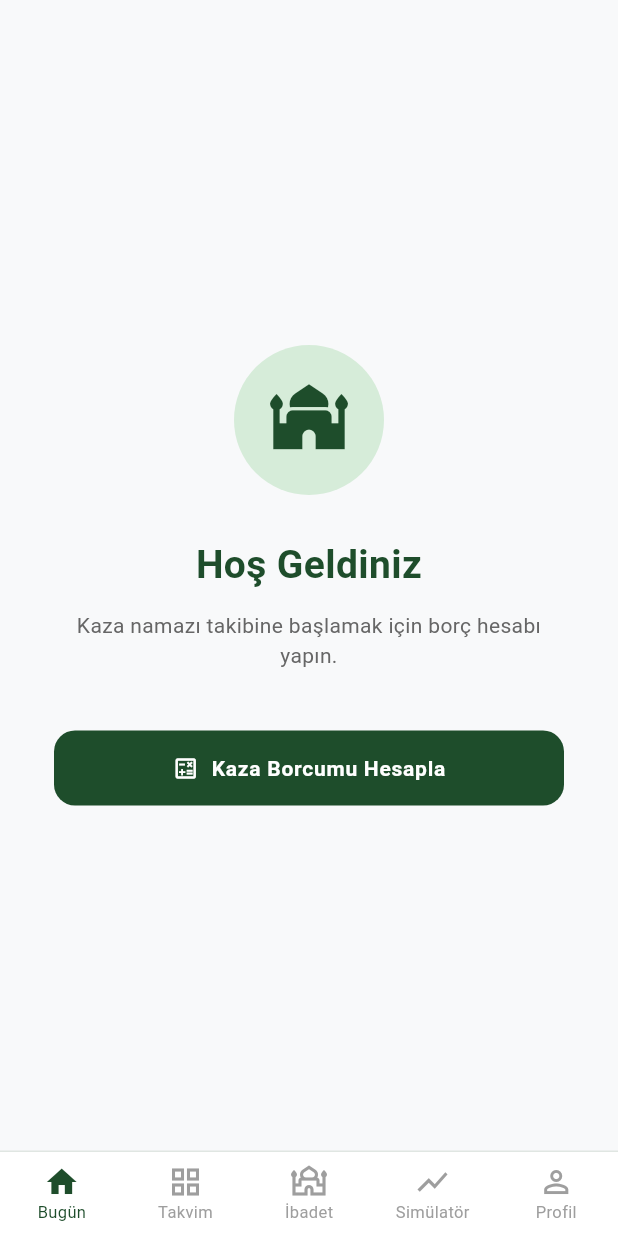
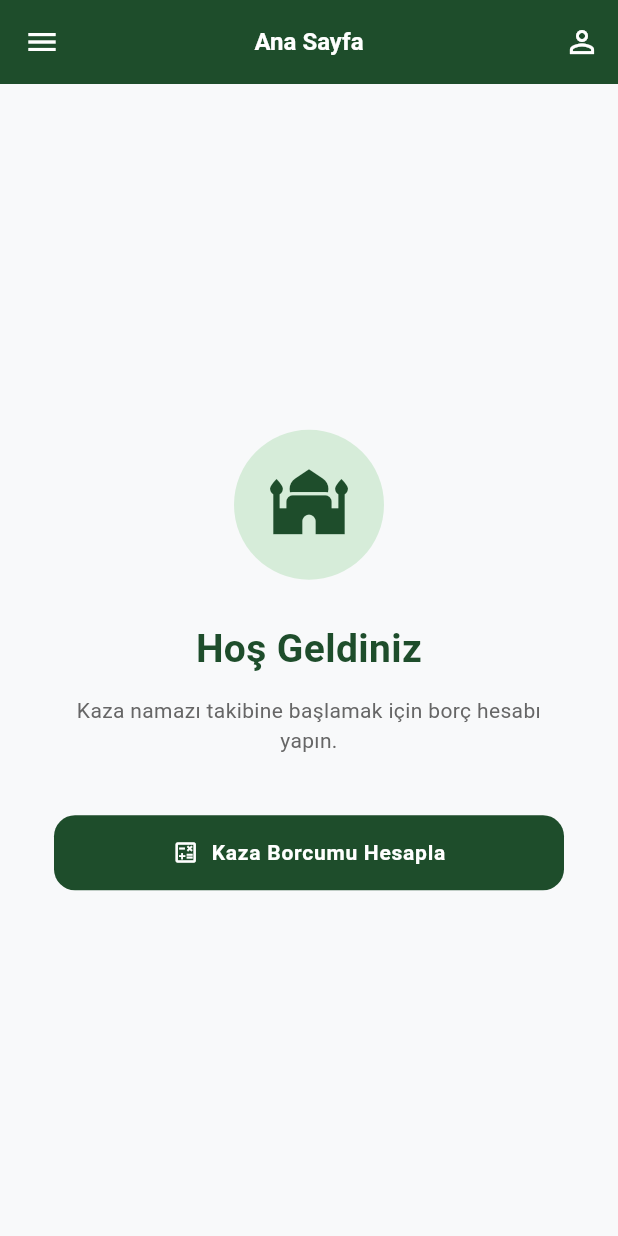
Before and after one commit to furkanaltugipek/Kaza-Takip, a Flutter app: the screen it shows after launch, on a phone screen of 412 x 824 dp. Run offline on Flutter 3.47's test engine with Material 3 defaults, Android fonts, the phone set to English and light mode, and no system bars; our stand-ins replace adhan, cloud_firestore, equatable, firebase_core, flutter_bloc, flutter_local_notifications and 7 more; accounts and stored records are empty; Roboto replaces fonts that are missing (Poppins).

Commit message:
feat(nav): BottomNavigationBar kaldırıldı, sol üst hamburger menü eklendi
- BottomNavigationBar tamamen kaldırıldı
- PopupMenuButton ile hamburger menü (sol üst leading)
- 5 bölüm: Ana Sayfa / Takvim / İbadet / Kıble / Simülatör
- AppBar başlığı seçili bölüme göre dinamik güncelleniyor
- Profil & Ayarlar sağ üst köşe ikonuna taşındı (ayrı route)
- Kıble Pusulası sayfası (yakında) eklendi

```diff
--- a/lib/presentation/pages/main_shell.dart
+++ b/lib/presentation/pages/main_shell.dart
@@ -3,17 +3,24 @@ import 'package:flutter_bloc/flutter_bloc.dart';
 import 'package:kaza_takip/core/di/injection_container.dart';
 import 'package:kaza_takip/core/services/notification_service.dart';
 import 'package:kaza_takip/core/theme/app_colors.dart';
+import 'package:kaza_takip/core/theme/app_text_styles.dart';
 import 'package:kaza_takip/presentation/blocs/kaza/kaza_bloc.dart';
 import 'package:kaza_takip/presentation/pages/calendar/calendar_page.dart';
 import 'package:kaza_takip/presentation/pages/dashboard/dashboard_v2_page.dart';
 import 'package:kaza_takip/presentation/pages/ibadet/ibadet_center_page.dart';
 import 'package:kaza_takip/presentation/pages/profile/profile_page.dart';
+import 'package:kaza_takip/presentation/pages/qibla/qibla_page.dart';
 import 'package:kaza_takip/presentation/pages/simulator/simulator_page.dart';
 
-/// Uygulamanın ana çerçevesi — alt gezinti çubuğu + sekmeler.
-///
-/// Uygulama yaşam döngüsü değiştiğinde (paused/detached) biriken yerel
-/// değişiklikleri Firestore'a batch olarak senkronize eder.
+/// Uygulama bölümleri — sıra, menü sırasıyla birebir eşleşmeli.
+enum _Section {
+  dashboard,
+  calendar,
+  ibadet,
+  qibla,
+  simulator,
+}
+
 class MainShell extends StatefulWidget {
   const MainShell({super.key});
 
@@ -22,15 +29,33 @@ class MainShell extends StatefulWidget {
 }
 
 class _MainShellState extends State<MainShell> with WidgetsBindingObserver {
-  int _tab = 0;
+  _Section _section = _Section.dashboard;
 
-  static const _pages = [
-    DashboardV2Page(),
-    CalendarPage(),
-    IbadetCenterPage(),
-    SimulatorPage(),
-    ProfilePage(),
-  ];
+  static const _titles = {
+    _Section.dashboard: 'Ana Sayfa',
+    _Section.calendar: 'Takvim & İstatistik',
+    _Section.ibadet: 'İbadet Merkezi',
+    _Section.qibla: 'Kıble Pusulası',
+    _Section.simulator: 'Bitiş Simülatörü',
+  };
+
+  static const _icons = {
+    _Section.dashboard: Icons.home_outlined,
+    _Section.calendar: Icons.grid_view_outlined,
+    _Section.ibadet: Icons.mosque_outlined,
+    _Section.qibla: Icons.explore_outlined,
+    _Section.simulator: Icons.show_chart_outlined,
+  };
+
+  Widget get _body {
+    return switch (_section) {
+      _Section.dashboard => const DashboardV2Page(),
+      _Section.calendar => const CalendarPage(),
+      _Section.ibadet => const IbadetCenterPage(),
+      _Section.qibla => const QiblaPage(),
+      _Section.simulator => const SimulatorPage(),
+    };
+  }
 
   @override
   void initState() {
@@ -46,14 +71,10 @@ class _MainShellState extends State<MainShell> with WidgetsBindingObserver {
 
   @override
   void didChangeAppLifecycleState(AppLifecycleState ls) {
-    // Uygulama arka plana geçince tek batch ile buluta senkronize et.
     if (ls == AppLifecycleState.paused || ls == AppLifecycleState.detached) {
       final bloc = context.read<KazaBloc>();
-      if (bloc.state is KazaLoaded) {
-        bloc.add(const SyncDataWithCloud());
-      }
+      if (bloc.state is KazaLoaded) bloc.add(const SyncDataWithCloud());
     }
-    // Öne gelince namaz vakti hatırlatıcılarını tazele (vakitler her gün değişir).
     if (ls == AppLifecycleState.resumed) {
       final notif = sl<NotificationService>();
       if (notif.isEnabled) notif.rescheduleAll();
@@ -63,58 +84,75 @@ class _MainShellState extends State<MainShell> with WidgetsBindingObserver {
   @override
   Widget build(BuildContext context) {
     return Scaffold(
+      appBar: AppBar(
+        backgroundColor: AppColors.primary,
+        foregroundColor: Colors.white,
+        elevation: 0,
+        leading: PopupMenuButton<_Section>(
+          icon: const Icon(Icons.menu, color: Colors.white),
+          offset: const Offset(0, 48),
+          color: AppColors.surface,
+          shape: RoundedRectangleBorder(
+            borderRadius: BorderRadius.circular(14),
+          ),
+          onSelected: (s) => setState(() => _section = s),
+          itemBuilder: (_) => _Section.values.map((s) {
+            final selected = s == _section;
+            return PopupMenuItem<_Section>(
+              value: s,
+              child: Row(
+                children: [
+                  Icon(
+                    _icons[s],
+                    size: 20,
+                    color: selected ? AppColors.primary : const Color(0xFF555555),
+                  ),
+                  const SizedBox(width: 12),
+                  Text(
+                    _titles[s]!,
+                    style: AppTextStyles.titleMedium.copyWith(
+                      color: selected ? AppColors.primary : null,
+                      fontWeight: selected ? FontWeight.w700 : FontWeight.w500,
+                    ),
+                  ),
+                  if (selected) ...[
+                    const Spacer(),
+                    const Icon(Icons.check, size: 16, color: AppColors.primary),
+                  ],
+                ],
+              ),
+            );
+          }).toList(),
+        ),
+        title: Text(
+          _titles[_section]!,
+          style: AppTextStyles.titleLarge.copyWith(color: Colors.white),
+        ),
+        actions: [
+          // Profil butonu sağ üstte kalıyor.
+          IconButton(
+            icon: const Icon(Icons.person_outline, color: Colors.white),
+            tooltip: 'Profil & Ayarlar',
+            onPressed: () => Navigator.of(context).push(
+              MaterialPageRoute(
+                builder: (_) => BlocProvider.value(
+                  value: context.read<KazaBloc>(),
+                  child: const ProfilePage(),
+                ),
+              ),
+            ),
+          ),
+        ],
+      ),
       body: AnimatedSwitcher(
-        duration: const Duration(milliseconds: 250),
+        duration: const Duration(milliseconds: 220),
         switchInCurve: Curves.easeOut,
         switchOutCurve: Curves.easeIn,
-        transitionBuilder: (child, animation) =>
-            FadeTransition(opacity: animation, child: child),
+        transitionBuilder: (child, anim) =>
+            FadeTransition(opacity: anim, child: child),
         child: KeyedSubtree(
-          key: ValueKey(_tab),
-          child: _pages[_tab],
-        ),
-      ),
-      bottomNavigationBar: Container(
-        decoration: const BoxDecoration(
-          border: Border(top: BorderSide(color: AppColors.divider)),
-        ),
-        child: BottomNavigationBar(
-          currentIndex: _tab,
-          onTap: (i) => setState(() => _tab = i),
-          type: BottomNavigationBarType.fixed,
-          selectedItemColor: AppColors.primary,
-          unselectedItemColor: const Color(0xFF9E9E9E),
-          backgroundColor: AppColors.surface,
-          elevation: 0,
-          selectedFontSize: 11,
-          unselectedFontSize: 11,
-          items: const [
-            BottomNavigationBarItem(
-              icon: Icon(Icons.home_outlined),
-              activeIcon: Icon(Icons.home),
-              label: 'Bugün',
-            ),
-            BottomNavigationBarItem(
-              icon: Icon(Icons.grid_view_outlined),
-              activeIcon: Icon(Icons.grid_view),
-              label: 'Takvim',
-            ),
-            BottomNavigationBarItem(
-              icon: Icon(Icons.mosque_outlined),
-              activeIcon: Icon(Icons.mosque),
-              label: 'İbadet',
-            ),
-            BottomNavigationBarItem(
-              icon: Icon(Icons.show_chart_outlined),
-              activeIcon: Icon(Icons.show_chart),
-              label: 'Simülatör',
-            ),
-            BottomNavigationBarItem(
-              icon: Icon(Icons.person_outline),
-              activeIcon: Icon(Icons.person),
-              label: 'Profil',
-            ),
-          ],
+          key: ValueKey(_section),
+          child: _body,
         ),
       ),
     );
```
Also changed, not shown: lib/presentation/pages/qibla/qibla_page.dart (added, +42 -0 lines).
